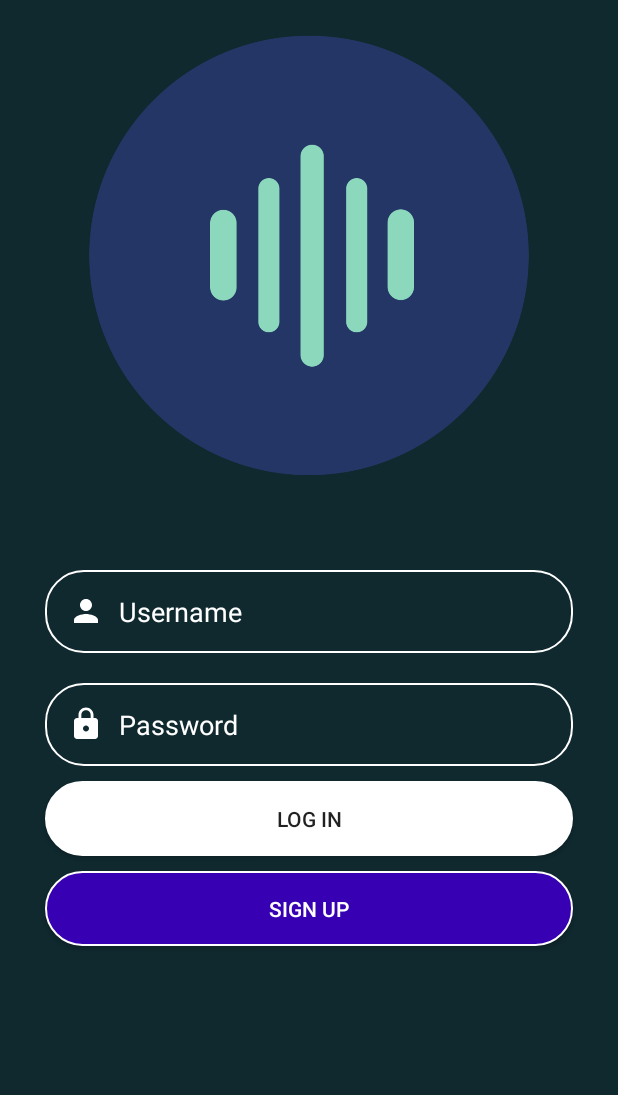
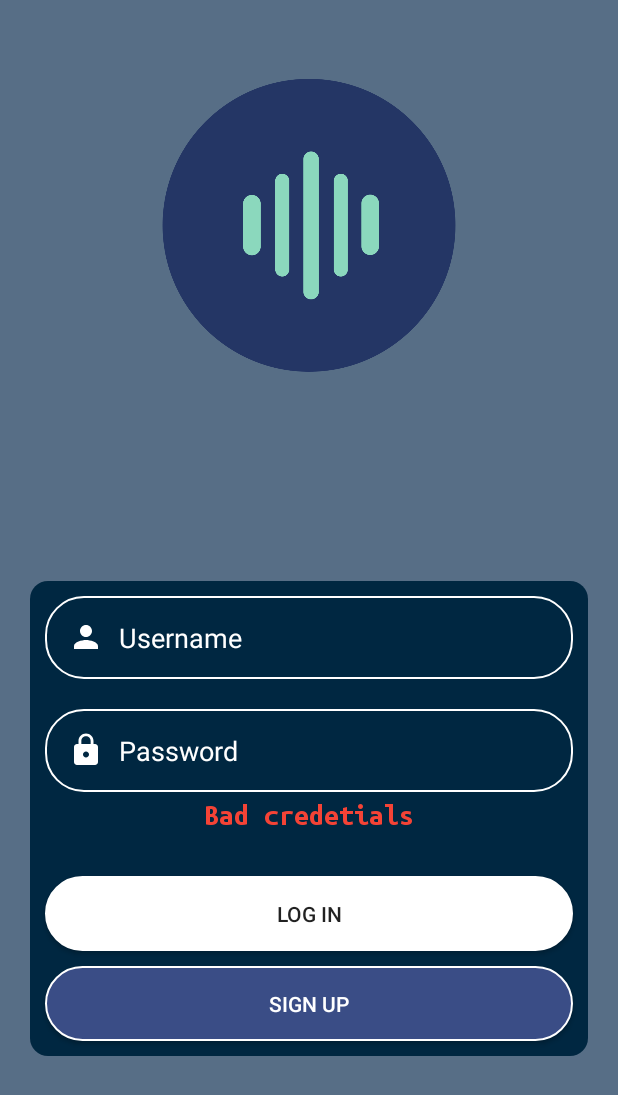
Before and after one commit to TheBoringTeam/AwesomeMusic, an Android app: the LoginActivity screen opened directly, with no data from a screen before it, on a phone screen of 412 x 824 dp. Shown: the top 1095 px of the screen. Run offline under Robolectric (Android 15) with nearby library versions, the phone set to English and light mode, and no system bars; our stand-ins replace Dagger/Hilt's generated code, data binding; 4 statements that could not run were skipped.

Commit message:
Added  a little bit styles

```diff
--- a/app/build.gradle
+++ b/app/build.gradle
@@ -65,4 +65,6 @@ dependencies {
     implementation 'com.squareup.retrofit2:converter-gson:2.3.0'
     implementation 'androidx.recyclerview:recyclerview:1.0.0'
     implementation 'com.squareup.okhttp3:okhttp:3.10.0'
+    //Animations
+    implementation 'com.airbnb.android:lottie:3.4.0'
 }
--- a/app/src/main/java/com/music/awesomemusic/functionalities/start/StartVM.kt
+++ b/app/src/main/java/com/music/awesomemusic/functionalities/start/StartVM.kt
@@ -24,7 +24,7 @@ class StartVM @Inject constructor(private val userRepository: UserRepository) :
             return
         }
 
-        val tokenCall = userRepository.authorizeUser(token)
+        val tokenCall = userRepository.authorizeUser("AwesomeToken $token")
 
         tokenCall.enqueue(object : Callback<ResponseAuthorization> {
             override fun onFailure(call: Call<ResponseAuthorization>, t: Throwable) {
--- a/app/src/main/res/drawable-v24/btn_signup.xml
+++ b/app/src/main/res/drawable-v24/btn_signup.xml
@@ -2,7 +2,7 @@
 <shape xmlns:android="http://schemas.android.com/apk/res/android"
     android:shape="rectangle">
 
-    <solid android:color="@color/design_default_color_primary_dark" />
+    <solid android:color="#3A4D86" />
 
     <corners android:radius="25dp" />
     <stroke
--- /dev/null
+++ b/app/src/main/res/drawable/holder_login_activity_cred.xml
@@ -0,0 +1,6 @@
+<?xml version="1.0" encoding="utf-8"?>
+<shape xmlns:android="http://schemas.android.com/apk/res/android"
+    android:shape="rectangle">
+    <solid android:color="@color/colorPrimaryDark" />
+    <corners android:radius="12dp" />
+</shape>
--- a/app/src/main/res/layout/activity_login.xml
+++ b/app/src/main/res/layout/activity_login.xml
@@ -1,5 +1,7 @@
 <?xml version="1.0" encoding="utf-8"?>
-<layout xmlns:android="http://schemas.android.com/apk/res/android">
+<layout xmlns:tools="http://schemas.android.com/tools"
+    xmlns:android="http://schemas.android.com/apk/res/android"
+    xmlns:app="http://schemas.android.com/apk/res-auto">
 
     <data>
 
@@ -8,19 +10,35 @@
             type="com.music.awesomemusic.functionalities.login.LoginVM" />
     </data>
 
-    <LinearLayout xmlns:tools="http://schemas.android.com/tools"
+    <androidx.constraintlayout.widget.ConstraintLayout
         android:layout_width="match_parent"
         android:layout_height="match_parent"
-        android:background="@color/colorPrimaryDark"
+        android:background="@color/colorPrimary"
         android:orientation="vertical"
         android:padding="20dp"
         tools:context=".functionalities.login.LoginActivity">
 
+        <!--Logo-->
+
         <ImageView
             android:layout_width="wrap_content"
-            android:layout_height="300dp"
-            android:layout_marginBottom="50dp"
-            android:src="@drawable/awesome_music_logo" />
+            android:layout_height="200dp"
+            android:layout_marginTop="30dp"
+            android:src="@drawable/awesome_music_logo"
+            android:transitionName="start_logo"
+            app:layout_constraintEnd_toEndOf="parent"
+            app:layout_constraintStart_toStartOf="parent"
+            app:layout_constraintTop_toTopOf="parent" />
+
+        <LinearLayout
+            android:layout_width="match_parent"
+            android:layout_height="wrap_content"
+            android:layout_marginBottom="100dp"
+            android:background="@drawable/holder_login_activity_cred"
+            android:orientation="vertical"
+            app:layout_constraintBottom_toBottomOf="parent"
+            app:layout_constraintEnd_toEndOf="parent"
+            app:layout_constraintStart_toStartOf="parent">
 
             <EditText
                 android:layout_width="match_parent"
@@ -41,7 +59,9 @@
             <EditText
                 android:layout_width="match_parent"
                 android:layout_height="wrap_content"
-            android:layout_margin="10dp"
+                android:layout_marginLeft="10dp"
+                android:layout_marginTop="10dp"
+                android:layout_marginRight="10dp"
                 android:background="@drawable/et_credentials"
                 android:drawableStart="@drawable/ic_baseline_lock_24"
                 android:drawableLeft="@drawable/ic_baseline_lock_24"
@@ -53,6 +73,18 @@
                 android:textColor="@color/white"
                 android:textColorHighlight="@color/white"
                 android:textColorHint="@color/white" />
+
+            <TextView
+                android:id="@+id/login_activity_tv_bad_credentials"
+                android:layout_width="wrap_content"
+                android:layout_height="wrap_content"
+                android:layout_gravity="center"
+                android:layout_marginTop="5dp"
+                android:layout_marginBottom="30dp"
+                android:fontFamily="@font/ubuntu_mono_bold"
+                android:textSize="20sp"
+                android:text="Bad credetials"
+                android:textColor="@color/red" />
 
             <Button
                 android:layout_width="match_parent"
@@ -67,6 +99,14 @@
                 android:shadowColor="@android:color/transparent"
                 android:text="@string/log_in" />
 
+            <!--        <com.airbnb.lottie.LottieAnimationView-->
+            <!--            android:layout_width="match_parent"-->
+            <!--            android:layout_height="50dp"-->
+            <!--            app:lottie_autoPlay="true"-->
+            <!--            app:lottie_loop="true"-->
+            <!--            app:lottie_rawRes="@raw/anim_btn_floating_white"-->
+            <!--            />-->
+
             <Button
                 android:layout_width="match_parent"
                 android:layout_height="wrap_content"
@@ -80,6 +120,8 @@
                 android:shadowColor="@android:color/transparent"
                 android:text="@string/sign_up"
                 android:textColor="@color/white" />
+        </LinearLayout>
 
-    </LinearLayout>
+
+    </androidx.constraintlayout.widget.ConstraintLayout>
 </layout>
--- a/app/src/main/res/layout/activity_start.xml
+++ b/app/src/main/res/layout/activity_start.xml
@@ -13,14 +13,16 @@
     <androidx.constraintlayout.widget.ConstraintLayout
         android:layout_width="match_parent"
         android:layout_height="match_parent"
-        android:background="@color/colorPrimaryDark"
+        android:background="@color/colorPrimary"
         android:gravity="center"
         android:orientation="vertical"
         tools:context=".functionalities.start.StartActivity">
 
+        <!--Logo-->
         <ImageView
             android:id="@+id/start_activity_logo"
             android:layout_width="150dp"
+            android:transitionName="start_logo"
             android:layout_height="150dp"
             android:src="@drawable/awesome_music_logo"
             app:layout_constraintBottom_toBottomOf="parent"
@@ -28,22 +30,12 @@
             app:layout_constraintStart_toStartOf="parent"
             app:layout_constraintTop_toTopOf="parent" />
 
-        <Button
-            android:id="@+id/test_btn"
-            android:layout_width="wrap_content"
-            android:layout_height="wrap_content"
-            android:text="Stop"
-            app:layout_constraintBottom_toBottomOf="parent"
-            app:layout_constraintEnd_toEndOf="parent"
-            app:layout_constraintStart_toStartOf="parent"
-            app:layout_constraintTop_toBottomOf="@+id/start_activity_logo" />
-
         <TextView
             android:id="@+id/start_activity_error"
-            android:alpha="0"
             android:layout_width="300dp"
             android:layout_height="200dp"
             android:layout_marginBottom="60dp"
+            android:alpha="0"
             android:background="@drawable/holder_start_activity_error_msg"
             android:fontFamily="@font/lato"
             android:padding="20dp"
--- a/app/src/main/res/values/colors.xml
+++ b/app/src/main/res/values/colors.xml
@@ -1,8 +1,9 @@
 <?xml version="1.0" encoding="utf-8"?>
 <resources>
-    <color name="colorPrimary">#0f292f</color>
-    <color name="colorPrimaryDark">#0f292f</color>
+    <color name="colorPrimary">#576E86</color>
+    <color name="colorPrimaryDark">#002741</color>
     <color name="colorAccent">#03DAC5</color>
     <color name="white">#ffffff</color>
     <color name="second">#14a098</color>
+    <color name="red">#F44336</color>
 </resources>
--- a/app/src/main/res/values/styles.xml
+++ b/app/src/main/res/values/styles.xml
@@ -5,6 +5,9 @@
         <item name="colorPrimary">@color/colorPrimary</item>
         <item name="colorPrimaryDark">@color/colorPrimaryDark</item>
         <item name="colorAccent">@color/colorAccent</item>
+
+        <!-- For animations between activities-->
+        <item name="android:windowActivityTransitions">true</item>
     </style>
 
 </resources>
```
Also changed, not shown: app/src/main/java/com/music/awesomemusic/functionalities/start/StartActivity.kt (+13 -0 lines), app/src/main/res/raw/anim_btn_floating_white.json (added, +1 -0 lines), app/src/main/res/font/ubuntu_mono_bold.ttf (added), gradle/wrapper/gradle-wrapper.properties. Lines whose indentation alone changed are shown as unchanged.
